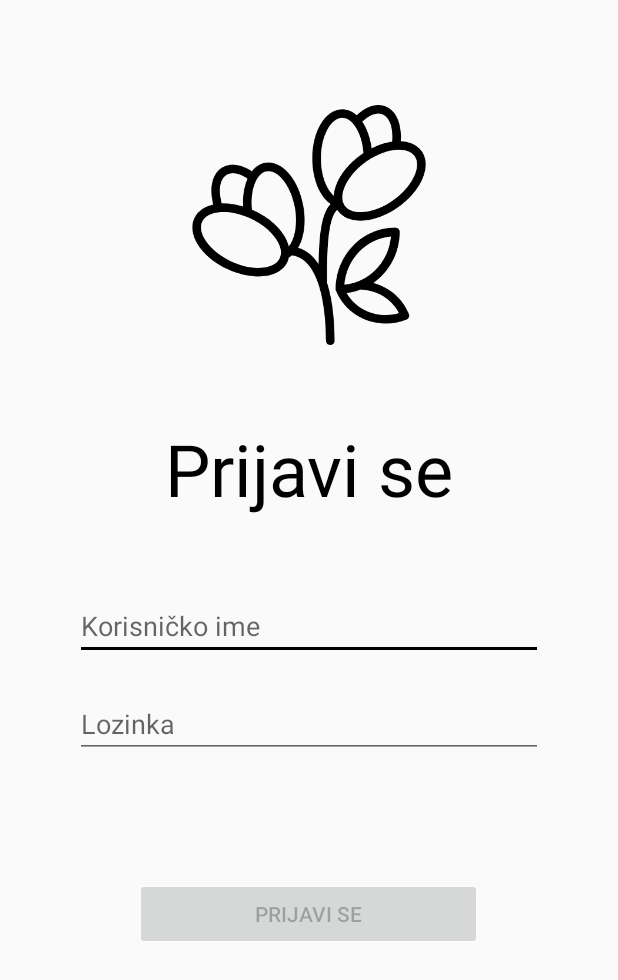
After one commit to mandicOfisl/ProCvat, an Android app: the layout activity_login.xml on its own in the app's theme, with its tools: preview values and no code run, on a phone screen of 412 x 824 dp. The commit adds this screen. Shown: the top 980 px of the screen. Run offline under Robolectric (Android 15) with nearby library versions, the phone set to English and light mode, and no system bars.

Commit message:
LoginActivity i MenuActivity

```diff
--- a/app/src/main/java/hr/algebra/lmandic/procvat/MainActivity.kt
+++ b/app/src/main/java/hr/algebra/lmandic/procvat/MenuActivity.kt
@@ -1,11 +1,11 @@
 package hr.algebra.lmandic.procvat
 
+import android.os.Bundle
 import androidx.appcompat.app.AppCompatActivity
-import android.os.Bundle
 
-class MainActivity : AppCompatActivity() {
+class MenuActivity : AppCompatActivity() {
     override fun onCreate(savedInstanceState: Bundle?) {
         super.onCreate(savedInstanceState)
-        setContentView(R.layout.activity_main)
+        setContentView(R.layout.activity_menu)
     }
 }
--- a/app/src/main/java/hr/algebra/lmandic/procvat/model/Narudzba.kt
+++ b/app/src/main/java/hr/algebra/lmandic/procvat/model/Narudzba.kt
@@ -5,7 +5,7 @@ data class Narudzba(
     var dokumentId: Int,
     var artiklId: Int,
     var datumNarudzbe: String,
-    var kolicina: Int,
+    var kolicina: Int?,
     var statusId: Int,
     var korisnikId: Int
 )
--- /dev/null
+++ b/app/src/main/res/layout-land/activity_login.xml
@@ -0,0 +1,55 @@
+<?xml version="1.0" encoding="utf-8"?>
+<RelativeLayout xmlns:android="http://schemas.android.com/apk/res/android"
+    xmlns:tools="http://schemas.android.com/tools"
+    android:layout_width="match_parent"
+    android:layout_height="match_parent"
+    tools:context=".LoginActivity"
+    android:padding="50dp">
+
+    <ImageView
+        android:id="@+id/ivFlowers"
+        android:layout_width="wrap_content"
+        android:layout_height="120dp"
+        android:src="@drawable/ic_flowers"
+        android:contentDescription="@string/cvice"/>
+
+    <TextView
+        android:layout_width="match_parent"
+        android:layout_height="wrap_content"
+        android:layout_toEndOf="@+id/ivFlowers"
+        android:text="@string/prijavi_se"
+        android:textColor="@color/black"
+        android:textSize="48sp"
+        android:gravity="center"
+        android:layout_marginVertical="30dp"/>
+
+    <EditText
+        android:layout_width="match_parent"
+        android:layout_height="wrap_content"
+        android:layout_below="@+id/ivFlowers"
+        android:id="@+id/etUsername"
+        android:inputType="textNoSuggestions"
+        android:hint="@string/korisnicko_ime"
+        android:layout_marginTop="20dp" />
+
+    <EditText
+        android:layout_width="match_parent"
+        android:layout_height="wrap_content"
+        android:layout_below="@+id/etUsername"
+        android:id="@+id/etPassword"
+        android:hint="@string/lozinka"
+        android:inputType="textPassword"
+        android:layout_marginTop="20dp"/>
+
+    <Button
+        android:layout_width="wrap_content"
+        android:layout_height="wrap_content"
+        android:layout_alignParentBottom="true"
+        android:layout_centerHorizontal="true"
+        android:id="@+id/btnLogin"
+        android:enabled="false"
+        android:text="@string/prijavi_se"
+        android:paddingHorizontal="80dp"
+        android:layout_marginTop="80dp" />
+
+</RelativeLayout>
--- /dev/null
+++ b/app/src/main/res/layout/activity_login.xml
@@ -0,0 +1,53 @@
+<?xml version="1.0" encoding="utf-8"?>
+<LinearLayout xmlns:android="http://schemas.android.com/apk/res/android"
+    xmlns:tools="http://schemas.android.com/tools"
+    android:layout_width="match_parent"
+    android:layout_height="match_parent"
+    tools:context=".LoginActivity"
+    android:orientation="vertical"
+    android:padding="50dp">
+
+
+    <ImageView
+        android:layout_width="match_parent"
+        android:layout_height="160dp"
+        android:src="@drawable/ic_flowers"
+        android:layout_marginVertical="20dp"
+        android:contentDescription="@string/cvice"/>
+
+    <TextView
+        android:layout_width="match_parent"
+        android:layout_height="wrap_content"
+        android:text="@string/prijavi_se"
+        android:textColor="@color/black"
+        android:textSize="48sp"
+        android:gravity="center"
+        android:layout_marginVertical="30dp"/>
+
+    <EditText
+        android:layout_width="match_parent"
+        android:layout_height="wrap_content"
+        android:id="@+id/etUsername"
+        android:inputType="textNoSuggestions"
+        android:hint="@string/korisnicko_ime"
+        android:layout_marginTop="20dp"/>
+
+    <EditText
+        android:layout_width="match_parent"
+        android:layout_height="wrap_content"
+        android:id="@+id/etPassword"
+        android:hint="@string/lozinka"
+        android:inputType="textPassword"
+        android:layout_marginTop="20dp"/>
+
+    <Button
+        android:layout_width="wrap_content"
+        android:layout_height="wrap_content"
+        android:id="@+id/btnLogin"
+        android:enabled="false"
+        android:text="@string/prijavi_se"
+        android:layout_gravity="center"
+        android:paddingHorizontal="80dp"
+        android:layout_marginTop="80dp" />
+
+</LinearLayout>
--- a/app/src/main/res/values/strings.xml
+++ b/app/src/main/res/values/strings.xml
@@ -2,4 +2,9 @@
     <string name="app_name">ProCvat</string>
     <string name="ucitavanje">Učitavanje</string>
     <string name="splash_screen_img">splash screen img</string>
+    <string name="prijavi_se">Prijavi se</string>
+    <string name="lozinka">Lozinka</string>
+    <string name="korisnicko_ime">Korisničko ime</string>
+    <string name="cvice">Cviće</string>
+    <string name="wrong_password">Krivo korisničko ime ili lozinka.</string>
 </resources>
```
Also changed, not shown: app/src/main/AndroidManifest.xml (+7 -4 lines), app/src/main/java/hr/algebra/lmandic/procvat/LoginActivity.kt (added, +68 -0 lines), app/src/main/java/hr/algebra/lmandic/procvat/SplashScreenActivity.kt (+9 -2 lines), app/src/main/java/hr/algebra/lmandic/procvat/framework/Extensions.kt (+8 -0 lines), app/src/main/java/hr/algebra/lmandic/procvat/model/Artikl.kt (+4 -24 lines), app/src/main/res/layout/activity_menu.xml (renamed from app/src/main/res/layout/activity_main.xml, +1 -10 lines).
